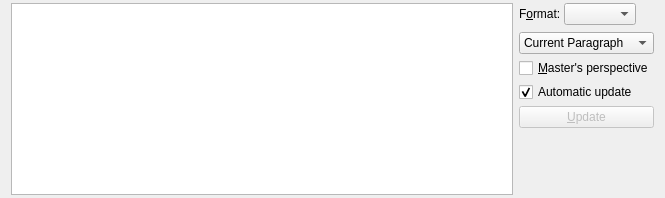
This is src/frontends/qt4/ui/ViewSourceUi.ui in cburschka/lyx as Qt 5 draws it before an edit. The edited form follows.
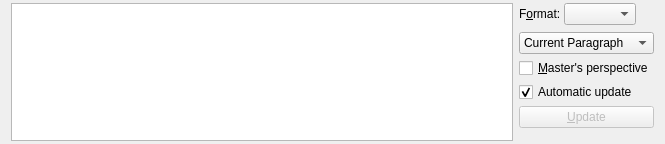
This is the edited form.

Commit message:
Fix View Source size
Fixes: #9084.

What changed in the file:
```diff
--- a/src/frontends/qt4/ui/ViewSourceUi.ui
+++ b/src/frontends/qt4/ui/ViewSourceUi.ui
@@ -11,7 +11,7 @@
    </rect>
   </property>
   <property name="sizePolicy">
-   <sizepolicy hsizetype="Ignored" vsizetype="Ignored">
+   <sizepolicy hsizetype="Preferred" vsizetype="Preferred">
     <horstretch>0</horstretch>
     <verstretch>0</verstretch>
    </sizepolicy>
@@ -34,7 +34,7 @@
      <item>
       <widget class="QTextEdit" name="viewSourceTV">
        <property name="sizePolicy">
-        <sizepolicy hsizetype="MinimumExpanding" vsizetype="MinimumExpanding">
+        <sizepolicy hsizetype="Preferred" vsizetype="Preferred">
          <horstretch>0</horstretch>
          <verstretch>0</verstretch>
         </sizepolicy>
```
